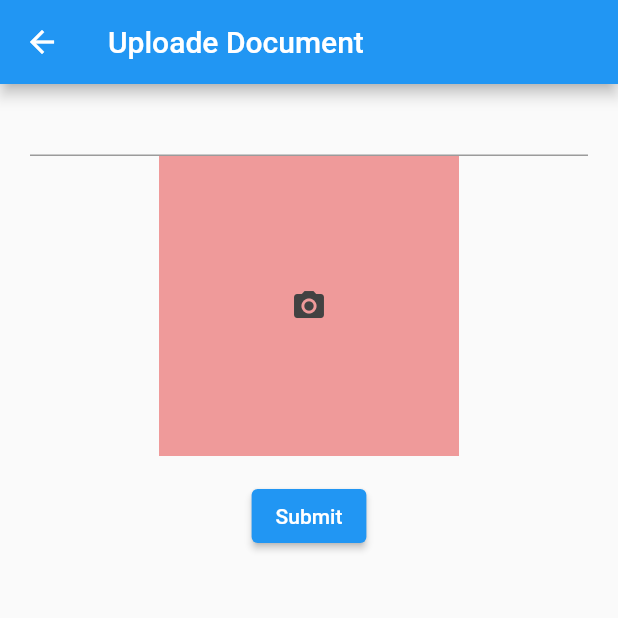
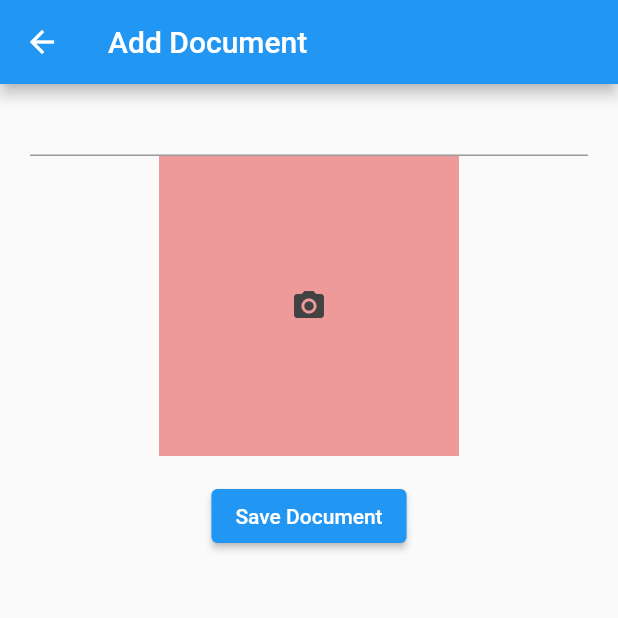
Before and after one commit to CoderX707/Secure_Docs_Flutter_App, a Flutter app: the CreatePage screen opened directly, on a phone screen of 412 x 824 dp, the top half of it. Run offline on Flutter 3.47's test engine with Material 2 defaults, Android fonts, the phone set to English and light mode, and no system bars; our stand-ins replace get, image_picker, sqflite; accounts and stored records are empty.

Commit message:
basic functionality working properly

```diff
--- a/lib/helper/menu_helper.dart
+++ b/lib/helper/menu_helper.dart
@@ -5,7 +5,7 @@ import 'package:secure_docs/pages/create_page.dart';
 void handleClick(int item, context) {
   switch (item) {
     case 0:
-     Get.to(const CreatePage());
+     Get.to(CreatePage());
       break;
     case 1:
       break;
--- a/lib/pages/create_page.dart
+++ b/lib/pages/create_page.dart
@@ -1,12 +1,11 @@
 import 'package:flutter/material.dart';
-import 'package:flutter/src/widgets/container.dart';
-import 'package:flutter/src/widgets/framework.dart';
-import 'package:flutter/widgets.dart';
+
+import 'package:secure_docs/model/doc_model.dart';
 import 'package:secure_docs/widget/form.dart';
 
 class CreatePage extends StatefulWidget {
-  const CreatePage({super.key});
-
+  CreatePage({super.key, this.document});
+Doc? document;
   @override
   State<CreatePage> createState() => _CreatePageState();
 }
@@ -17,11 +16,13 @@ class _CreatePageState extends State<CreatePage> {
     return SafeArea(
         child: Scaffold(
       appBar: AppBar(
-        title: const Text('Uploade Document'),
+        title: Text(widget.document != null ? 'Update Document' : 'Add Document'),
       ),
       body: Container(
-        padding: EdgeInsets.symmetric(horizontal: 20.0),
-        child: CustomForm(),
+        padding: const EdgeInsets.symmetric(horizontal: 20.0),
+        child: CustomForm(
+          doc: widget.document,
+        ),
       ),
     ));
   }
--- a/lib/widget/form.dart
+++ b/lib/widget/form.dart
@@ -2,6 +2,7 @@ import 'dart:convert';
 import 'dart:io';
 
 import 'package:flutter/material.dart';
+import 'package:flutter/services.dart';
 import 'package:get/get.dart';
 import 'package:image_picker/image_picker.dart';
 import 'package:secure_docs/db/db.dart';
@@ -11,8 +12,8 @@ enum ImageSourceType { gallery, camera }
 
 // Create a Form widget.
 class CustomForm extends StatefulWidget {
-  const CustomForm({super.key});
-
+  CustomForm({super.key, this.doc});
+  Doc? doc;
   @override
   CustomFormState createState() {
     return CustomFormState();
@@ -22,9 +23,9 @@ class CustomForm extends StatefulWidget {
 class CustomFormState extends State<CustomForm> {
   final _formKey = GlobalKey<FormState>();
   File? _image;
-  late String _title;
   var imagePicker;
-  late dynamic base64Image;
+  dynamic base64Image;
+  late String title;
 
   @override
   void initState() {
@@ -34,6 +35,79 @@ class CustomFormState extends State<CustomForm> {
 
   @override
   Widget build(BuildContext context) {
+    if (widget.doc != null) {
+      Uint8List imageString =
+          const Base64Decoder().convert(widget.doc!.filebase64);
+      return Form(
+        key: _formKey,
+        child: Column(
+          crossAxisAlignment: CrossAxisAlignment.center,
+          children: [
+            TextFormField(
+              initialValue: widget.doc!.title,
+              validator: (value) {
+                if (value == null || value.isEmpty) {
+                  return 'Please enter some text';
+                }
+                title = value;
+                return null;
+              },
+            ),
+            Center(
+              child: GestureDetector(
+                onTap: () async {
+                  XFile image = await imagePicker.pickImage(
+                      source: ImageSource.gallery,
+                      imageQuality: 100,
+                      preferredCameraDevice: CameraDevice.front);
+                  setState(() {
+                    _image = File(image.path);
+                  });
+                },
+                child: Container(
+                  width: 200,
+                  height: 200,
+                  decoration: BoxDecoration(color: Colors.red[200]),
+                  child: _image != null
+                      ? Image.file(
+                          _image!,
+                          width: 200.0,
+                          height: 200.0,
+                          fit: BoxFit.fitHeight,
+                        )
+                      : Image.memory(
+                          imageString,
+                          fit: BoxFit.fill,
+                        ),
+                ),
+              ),
+            ),
+            Padding(
+              padding: const EdgeInsets.symmetric(vertical: 16.0),
+              child: ElevatedButton(
+                onPressed: () async {
+                  if (_formKey.currentState!.validate()) {
+                    if(_image!=null){
+                    final bytes = File(_image!.path).readAsBytesSync();
+                    base64Image = base64Encode(bytes);
+                    }else{
+                      base64Image = widget.doc!.filebase64;
+                    }
+                    print(base64Image);
+                    await updateDoc();
+                    ScaffoldMessenger.of(context).showSnackBar(
+                      const SnackBar(content: Text('Document Updated')),
+                    );
+                    Get.back();
+                  }
+                },
+                child: const Text('Update Document'),
+              ),
+            ),
+          ],
+        ),
+      );
+    } else {
       return Form(
         key: _formKey,
         child: Column(
@@ -44,7 +118,7 @@ class CustomFormState extends State<CustomForm> {
                 if (value == null || value.isEmpty) {
                   return 'Please enter some text';
                 }
-              _title = value;
+                title = value;
                 return null;
               },
             ),
@@ -89,27 +163,38 @@ class CustomFormState extends State<CustomForm> {
                   if (_formKey.currentState!.validate() && _image != null) {
                     final bytes = File(_image!.path).readAsBytesSync();
                     base64Image = base64Encode(bytes);
-                  await addNote();
+                    await addDoc();
                     ScaffoldMessenger.of(context).showSnackBar(
-                    const SnackBar(content: Text('Document added')),
+                      const SnackBar(content: Text('Document Saved')),
                     );
                     Get.back();
                   }
                 },
-              child: const Text('Submit'),
+                child: const Text('Save Document'),
               ),
             ),
           ],
         ),
       );
     }
+  }
 
-  Future addNote() async {
-    final note = Doc(
-      title: _title,
+  Future addDoc() async {
+    final document = Doc(
+      title: title,
       filebase64: base64Image,
       createdTime: DateTime.now(),
     );
-    await DocsDatabase.instance.create(note);
+    await DocsDatabase.instance.create(document);
+  }
+
+  Future updateDoc() async {
+    final document = Doc(
+      id: widget.doc!.id,
+      title: title,
+      filebase64: base64Image,
+      createdTime: DateTime.now(),
+    );
+    await DocsDatabase.instance.update(document);
   }
 }
```
Also changed, not shown: lib/db/db.dart (+0 -7 lines), lib/pages/home_page.dart (+6 -5 lines), lib/pages/view_doc_page.dart (added, +65 -0 lines). Lines whose indentation alone changed are shown as unchanged.
